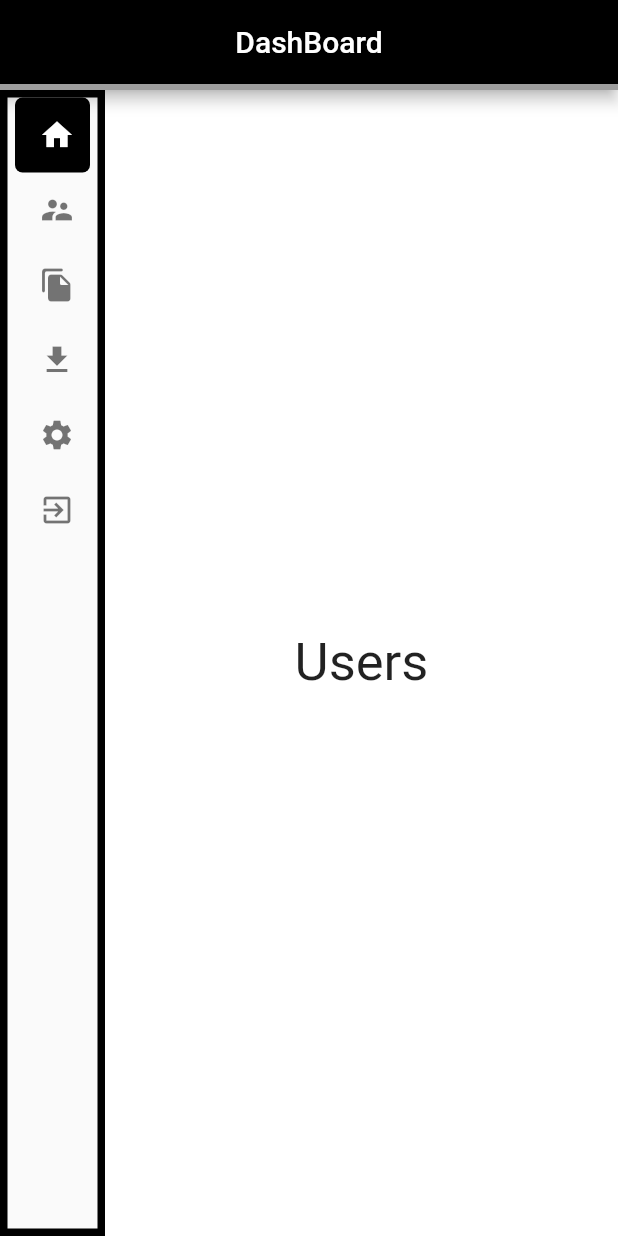
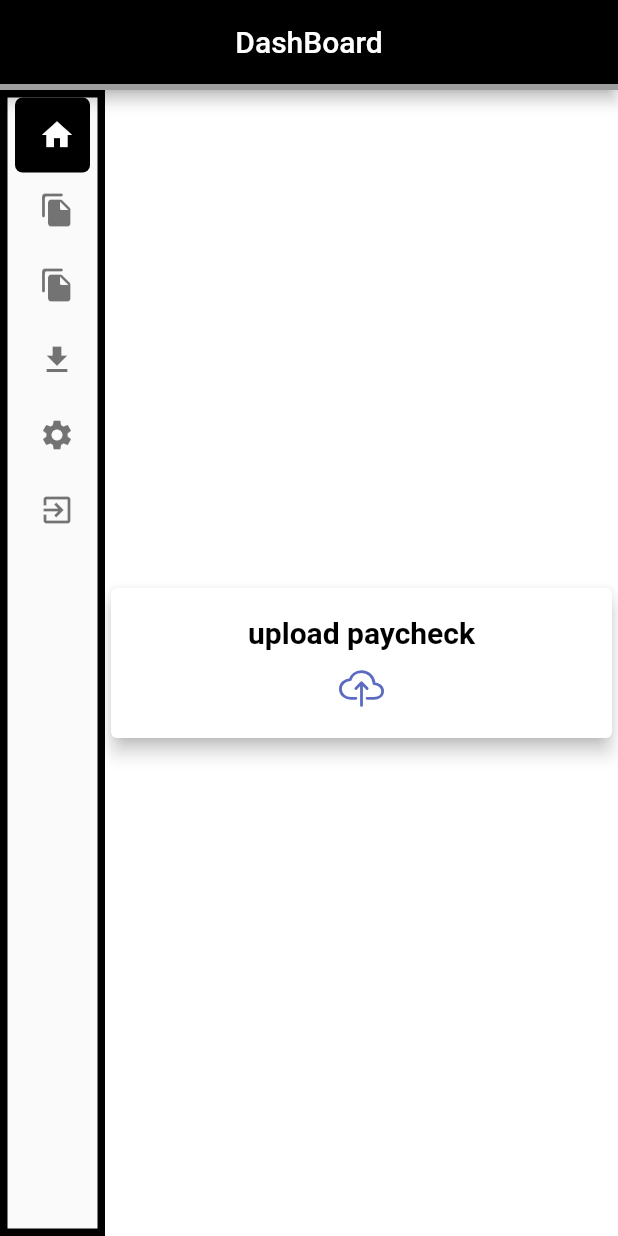
Before and after one commit to amarhbaneen/webappfinallproject, a Flutter app: the screen it shows after launch, swiped to page 2, on a phone screen of 412 x 824 dp. Run offline on Flutter 3.47's test engine with Material 2 defaults, Android fonts, the phone set to English and light mode, and no system bars; drawn by our look-alikes of easy_sidemenu; our stand-ins replace cloud_firestore, dio, file_picker, firebase_auth, firebase_core, firebase_storage and 2 more; missing offline and left inert: slide_digital_clock, universal_html; accounts and stored records are empty.

Commit message:
changed the account dashboard on second page to contain an upload button to the firebase database added two functions to Firsbase api file to upload the paycheck pdf file  to firebase storage and retrieve the download url and send it to other function that create document for paycheck model and link it with pdf file to the pdf owner

```diff
--- a/lib/Accounter/accounterDashBoard.dart
+++ b/lib/Accounter/accounterDashBoard.dart
@@ -2,8 +2,8 @@ import 'package:cloud_firestore/cloud_firestore.dart';
 import 'package:flutter/cupertino.dart';
 import 'package:flutter/material.dart';
 import 'package:easy_sidemenu/easy_sidemenu.dart';
-import 'package:ionicons/ionicons.dart';
 import 'package:slide_digital_clock/slide_digital_clock.dart';
+import 'package:webappfinallproject/Accounter/paycheckScreen.dart';
 
 class AccountDashboard extends StatefulWidget {
   const AccountDashboard({Key? key}) : super(key: key);
@@ -69,11 +69,11 @@ class _AccountDashboardState extends State<AccountDashboard> {
               ),
               SideMenuItem(
                 priority: 1,
-                title: 'Users',
+                title: 'PayCheck',
                 onTap: () {
                   page.jumpToPage(1);
                 },
-                icon: Icon(Icons.supervisor_account),
+                icon: Icon(Icons.file_copy_rounded),
               ),
               SideMenuItem(
                 priority: 2,
@@ -170,10 +170,7 @@ class _AccountDashboardState extends State<AccountDashboard> {
                 Container(
                   color: Colors.white,
                   child: Center(
-                    child: Text(
-                      'Users',
-                      style: TextStyle(fontSize: 35),
-                    ),
+                    child: pyacheck()
                   ),
                 ),
                 Container(
--- /dev/null
+++ b/lib/Accounter/paycheckScreen.dart
@@ -0,0 +1,100 @@
+
+
+import 'dart:typed_data';
+
+import 'package:flutter/cupertino.dart';
+import 'package:flutter/material.dart';
+import 'package:ionicons/ionicons.dart';
+import 'package:file_picker/file_picker.dart';
+import 'package:webappfinallproject/utils/firebaseApi/fireBaseApi.dart' as firebaseapi;
+
+
+var carMake;
+
+Widget pyacheck() {
+
+  return Card(
+      elevation: 5,
+      child:
+          InkWell(
+            onTap:() async {
+              var picked = await FilePicker.platform.pickFiles();
+              if (picked != null) {
+                try {
+                  Uint8List? uploadfile = picked.files.single.bytes;
+                  // File pdfile = File(picked.files.first.name);
+                  // PDFDoc  _pdfDoc = await PDFDoc.fromFile(pdfile);
+                  // String text = await _pdfDoc.text;
+
+
+                  String filename = picked.files.single.name;
+                  firebaseapi.FireBaseApi.uploadPayCheck(uploadfile,filename);
+
+                } catch (e) {
+                  print(e);
+                }
+              }
+            },
+            child: Container(
+              padding: EdgeInsets.symmetric(vertical: 18, horizontal: 25),
+              width: 600,
+              height: 100,
+              child: Column(
+                mainAxisAlignment: MainAxisAlignment.spaceBetween,
+                crossAxisAlignment: CrossAxisAlignment.start,
+                children: [
+                  Center(
+                    child: Text(
+                      'upload paycheck',
+                      style: TextStyle(fontSize: 20.0, color: Colors.black, fontWeight: FontWeight.bold),
+                    ),
+                  ),
+                  Center(
+                    child: Icon(
+                      Ionicons.cloud_upload_outline,
+                      color: Colors.indigo[400],
+                      size: 30,
+                    ),
+                  ),
+                ],
+              ),
+            ),
+          ),
+
+      );
+}
+
+
+
+//
+//
+//
+// Widget BuildDropDown()
+// {
+//   return Column(
+//     children: [
+//       Expanded(child: StreamBuilder<QuerySnapshot>(
+//         stream: FirebaseFirestore.instance.collection('users').snapshots(),
+//           builder: (BuildContext context,
+//               AsyncSnapshot<QuerySnapshot> snapshot)
+//           {
+//
+//           if (!snapshot.hasData) return Container();
+//           // Set this value for default,
+//           // setDefault will change if an item was selected
+//           // First item from the List will be displayed
+//
+//           return DropdownButton(
+//           isExpanded: false,
+//           value: carMake,
+//           items: snapshot.data?.docs.map((value) {
+//           return DropdownMenuItem(
+//           value: value.get('email'),
+//           child: Text('${value.get('email')}'),
+//           );
+//           }).toList(), onChanged: (Object? value) {  },
+//       );
+//       }))
+//     ],
+//   );
+// }
--- a/pubspec.yaml
+++ b/pubspec.yaml
@@ -45,6 +45,11 @@ dependencies:
   easy_sidemenu: ^0.2.1
   ionicons: ^0.1.2
   slide_digital_clock: ^1.0.2
+  image_picker_web: ^2.1.1
+  file_picker: ^4.5.1
+  uuid: ^3.0.6
+  syncfusion_flutter_pdf: ^20.1.50-beta
+  pdf_text: ^0.5.0
 
 dev_dependencies:
   flutter_test:
```
Also changed, not shown: lib/utils/firebaseApi/fireBaseApi.dart (+40 -0 lines), pubspec.lock.
